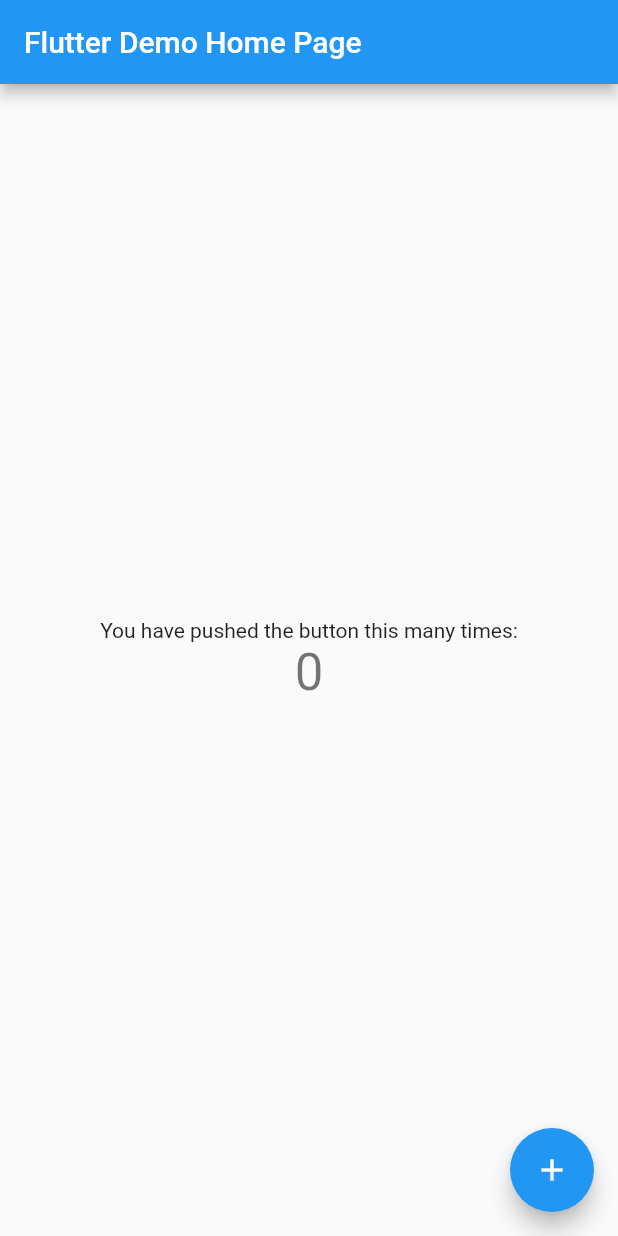
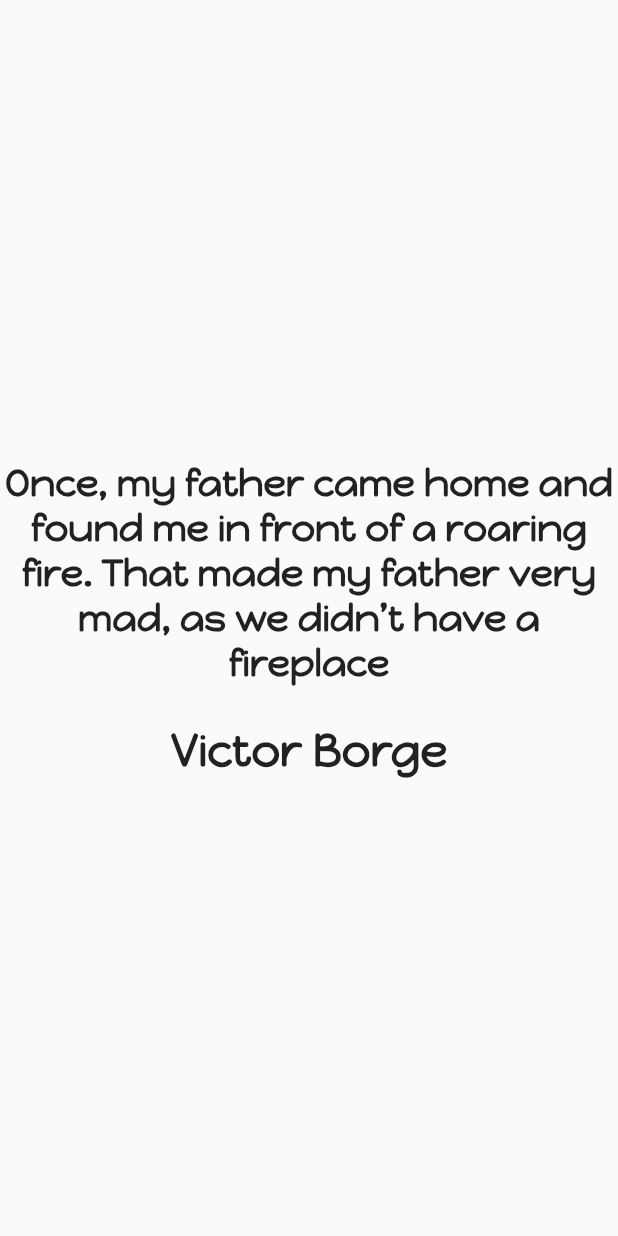
Before and after one commit to unesxavi/flutter_bad_jokes_app, a Flutter app: the screen it shows after launch, on a phone screen of 412 x 824 dp. Run offline on Flutter 3.47's test engine with Material 2 defaults, Android fonts, the phone set to English and light mode, and no system bars.

Commit message:
second commit

```diff
--- a/lib/main.dart
+++ b/lib/main.dart
@@ -11,105 +11,54 @@
   @override
   Widget build(BuildContext context) {
     return MaterialApp(
-      title: 'Flutter Demo',
+      title: 'Jokes App',
       theme: ThemeData(
-        // This is the theme of your application.
-        //
-        // Try running your application with "flutter run". You'll see the
-        // application has a blue toolbar. Then, without quitting the app, try
-        // changing the primarySwatch below to Colors.green and then invoke
-        // "hot reload" (press "r" in the console where you ran "flutter run",
-        // or simply save your changes to "hot reload" in a Flutter IDE).
-        // Notice that the counter didn't reset back to zero; the application
-        // is not restarted.
         primarySwatch: Colors.blue,
       ),
-      home: const MyHomePage(title: 'Flutter Demo Home Page'),
+      home: const JokesApp(),
     );
   }
 }
 
-class MyHomePage extends StatefulWidget {
-  const MyHomePage({super.key, required this.title});
-
-  // This widget is the home page of your application. It is stateful, meaning
-  // that it has a State object (defined below) that contains fields that affect
-  // how it looks.
-
-  // This class is the configuration for the state. It holds the values (in this
-  // case the title) provided by the parent (in this case the App widget) and
-  // used by the build method of the State. Fields in a Widget subclass are
-  // always marked "final".
-
-  final String title;
+class JokesApp extends StatefulWidget {
+  const JokesApp({super.key});
 
   @override
-  State<MyHomePage> createState() => _MyHomePageState();
+  State<JokesApp> createState() => _JokesAppState();
 }
 
-class _MyHomePageState extends State<MyHomePage> {
-  int _counter = 0;
-
-  void _incrementCounter() {
-    setState(() {
-      // This call to setState tells the Flutter framework that something has
-      // changed in this State, which causes it to rerun the build method below
-      // so that the display can reflect the updated values. If we changed
-      // _counter without calling setState(), then the build method would not be
-      // called again, and so nothing would appear to happen.
-      _counter++;
-    });
-  }
-
+class _JokesAppState extends State<JokesApp> {
   @override
   Widget build(BuildContext context) {
-    // This method is rerun every time setState is called, for instance as done
-    // by the _incrementCounter method above.
-    //
-    // The Flutter framework has been optimized to make rerunning build methods
-    // fast, so that you can just rebuild anything that needs updating rather
-    // than having to individually change instances of widgets.
     return Scaffold(
-      appBar: AppBar(
-        // Here we take the value from the MyHomePage object that was created by
-        // the App.build method, and use it to set our appbar title.
-        title: Text(widget.title),
-      ),
-      body: Center(
-        // Center is a layout widget. It takes a single child and positions it
-        // in the middle of the parent.
+      body: SizedBox(
+        width: double.infinity,
         child: Column(
-          // Column is also a layout widget. It takes a list of children and
-          // arranges them vertically. By default, it sizes itself to fit its
-          // children horizontally, and tries to be as tall as its parent.
-          //
-          // Invoke "debug painting" (press "p" in the console, choose the
-          // "Toggle Debug Paint" action from the Flutter Inspector in Android
-          // Studio, or the "Toggle Debug Paint" command in Visual Studio Code)
-          // to see the wireframe for each widget.
-          //
-          // Column has various properties to control how it sizes itself and
-          // how it positions its children. Here we use mainAxisAlignment to
-          // center the children vertically; the main axis here is the vertical
-          // axis because Columns are vertical (the cross axis would be
-          // horizontal).
           mainAxisAlignment: MainAxisAlignment.center,
-          children: <Widget>[
-            const Text(
-              'You have pushed the button this many times:',
+          crossAxisAlignment: CrossAxisAlignment.center,
+          children: const [
+            Text(
+              "Once, my father came home and found me in front of a roaring fire. That made my father very mad, as we didn’t have a fireplace",
+              style: TextStyle(
+                fontFamily: "HappyMonkey",
+                fontSize: 25,
+                fontWeight: FontWeight.bold,
+              ),
+              textAlign: TextAlign.center,
             ),
+            SizedBox(height: 25),
             Text(
-              '$_counter',
-              style: Theme.of(context).textTheme.headlineMedium,
+              "Victor Borge",
+              style: TextStyle(
+                fontFamily: "HappyMonkey",
+                fontSize: 30,
+                fontWeight: FontWeight.bold,
+              ),
+              textAlign: TextAlign.center,
             ),
           ],
         ),
       ),
-      floatingActionButton: FloatingActionButton(
-        onPressed: _incrementCounter,
-        tooltip: 'Increment',
-        child: const Icon(Icons.add),
-      ), // This trailing comma makes auto-formatting nicer for build methods.
     );
   }
 }
```
Also changed, not shown: pubspec.yaml (+6 -14 lines), assets/fonts/HappyMonkey-Regular.ttf (added), 1 other file.
